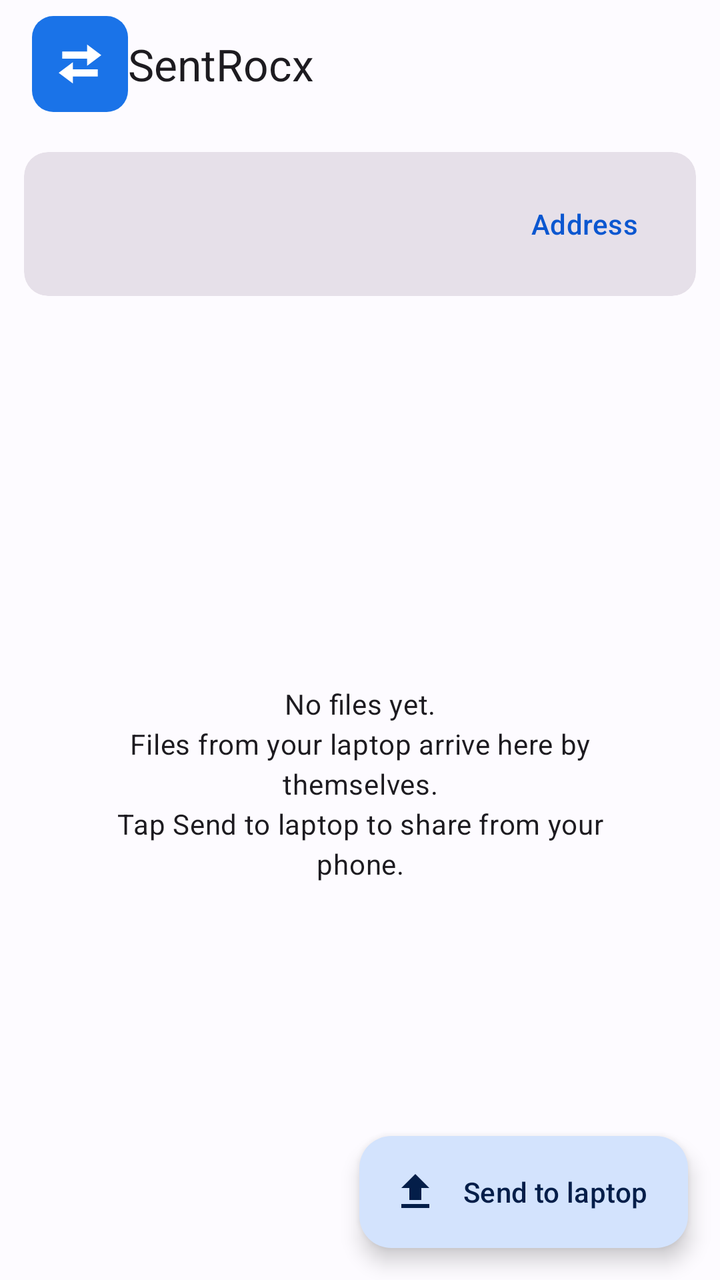
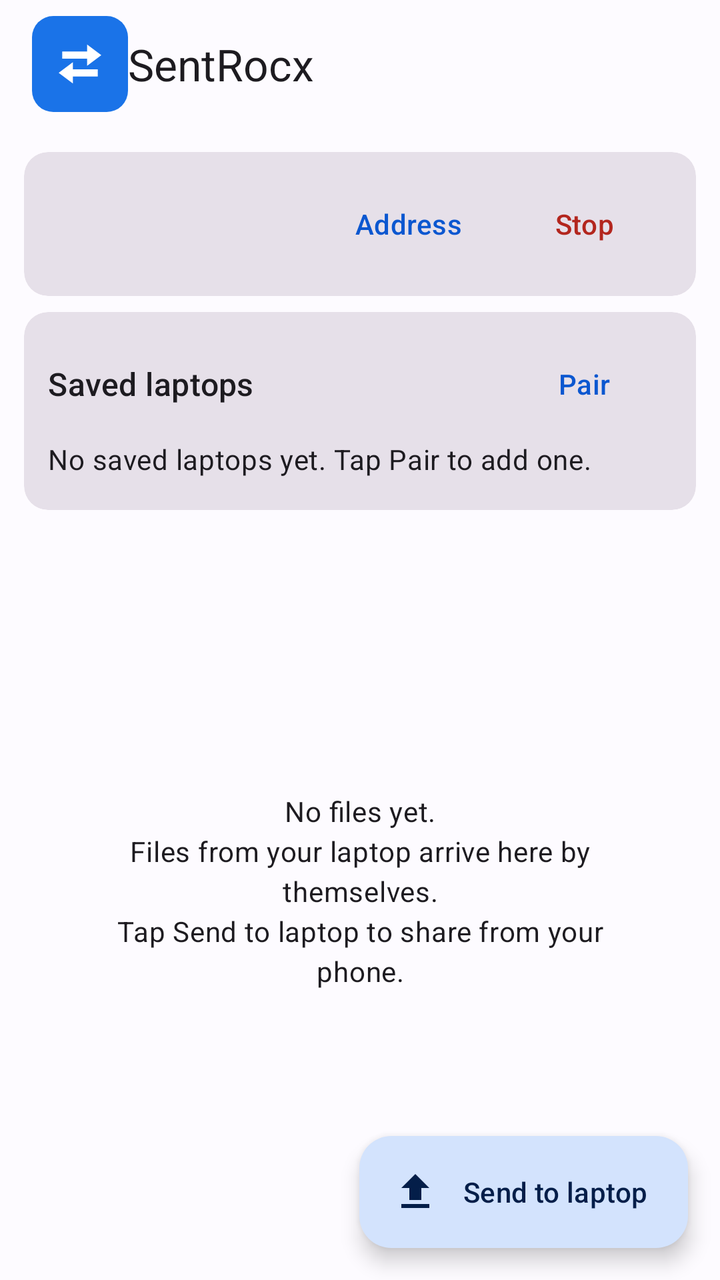

Compare the two renders of this Android layout. The source of the first and the diff that turns it into the second are given below.
<!-- AndroidManifest.xml: application theme Theme.SentRocx -->
<!-- res/layout/activity_main.xml -->
<?xml version="1.0" encoding="utf-8"?>
<androidx.coordinatorlayout.widget.CoordinatorLayout xmlns:android="http://schemas.android.com/apk/res/android"
    xmlns:app="http://schemas.android.com/apk/res-auto"
    android:layout_width="match_parent" android:layout_height="match_parent" android:fitsSystemWindows="true">

    <com.google.android.material.appbar.AppBarLayout android:layout_width="match_parent" android:layout_height="wrap_content">
        <com.google.android.material.appbar.MaterialToolbar
            android:id="@+id/toolbar" android:layout_width="match_parent" android:layout_height="?attr/actionBarSize"
            app:title="@string/app_name" app:logo="@drawable/ic_logo" />
    </com.google.android.material.appbar.AppBarLayout>

    <LinearLayout android:layout_width="match_parent" android:layout_height="match_parent" android:orientation="vertical"
        android:padding="12dp" app:layout_behavior="@string/appbar_scrolling_view_behavior">

        <com.google.android.material.card.MaterialCardView style="@style/Widget.Material3.CardView.Filled"
            android:layout_width="match_parent" android:layout_height="wrap_content" android:layout_marginBottom="8dp">
            <LinearLayout android:layout_width="match_parent" android:layout_height="wrap_content"
                android:gravity="center_vertical" android:orientation="horizontal" android:padding="12dp">
                <TextView android:id="@+id/statusText" android:layout_width="0dp" android:layout_height="wrap_content"
                    android:layout_weight="1" android:textAppearance="?attr/textAppearanceBodyLarge" />
                <Button android:id="@+id/btnAddr" style="@style/Widget.Material3.Button.TextButton"
                    android:layout_width="wrap_content" android:layout_height="wrap_content" android:text="Address" />
            </LinearLayout>
        </com.google.android.material.card.MaterialCardView>

        <FrameLayout android:layout_width="match_parent" android:layout_height="0dp" android:layout_weight="1">
            <androidx.recyclerview.widget.RecyclerView android:id="@+id/list" android:layout_width="match_parent"
                android:layout_height="match_parent" android:clipToPadding="false" android:paddingBottom="96dp" />
            <TextView android:id="@+id/empty" android:layout_width="wrap_content" android:layout_height="wrap_content"
                android:layout_gravity="center" android:gravity="center" android:padding="24dp"
                android:text="No files yet.\nFiles from your laptop arrive here by themselves.\nTap Send to laptop to share from your phone."
                android:textAppearance="?attr/textAppearanceBodyMedium" />
        </FrameLayout>
    </LinearLayout>

    <com.google.android.material.floatingactionbutton.ExtendedFloatingActionButton
        android:id="@+id/fab" android:layout_width="wrap_content" android:layout_height="wrap_content"
        android:layout_gravity="bottom|end" android:layout_margin="16dp" android:text="Send to laptop"
        app:icon="@drawable/ic_upload" />
</androidx.coordinatorlayout.widget.CoordinatorLayout>
<!-- resources referenced by this layout -->
<resources>
  <!-- drawable ic_logo (drawable) -->
  <vector xmlns:android="http://schemas.android.com/apk/res/android" android:width="48dp" android:height="48dp" android:viewportWidth="108" android:viewportHeight="108">
      <path android:fillColor="#1A73E8" android:pathData="M24,0H84A24,24 0 0 1 108,24V84A24,24 0 0 1 84,108H24A24,24 0 0 1 0,84V24A24,24 0 0 1 24,0Z" />
      <path android:fillColor="#FFFFFF" android:pathData="M34,40H62V32L78,44L62,56V48H34Z M74,60H46V52L30,64L46,76V68H74Z" />
  </vector>
  <!-- drawable ic_upload (drawable) -->
  <vector xmlns:android="http://schemas.android.com/apk/res/android" android:width="24dp" android:height="24dp" android:viewportWidth="24" android:viewportHeight="24">
      <path android:fillColor="?attr/colorOnPrimaryContainer" android:pathData="M9,16h6v-6h4l-7,-7 -7,7h4zM5,18h14v2H5z" />
  </vector>
  <string name="app_name">SentRocx</string>
  <style name="Theme.SentRocx" parent="Theme.Material3.DayNight.NoActionBar">
          <item name="colorPrimary">#0B57D0</item>
          <item name="colorOnPrimary">#FFFFFF</item>
          <item name="colorPrimaryContainer">#D3E3FD</item>
          <item name="colorOnPrimaryContainer">#041E49</item>
          <item name="colorSecondaryContainer">#DCE3F2</item>
          <item name="colorSurface">#FDFBFF</item>
          <item name="colorSurfaceVariant">#E1E2EC</item>
          <item name="android:colorBackground">#FDFBFF</item>
      </style>
</resources>

<!-- the commit's change to res/layout/activity_main.xml (unified diff, before → after) -->
@@ -20,6 +20,30 @@
                     android:layout_weight="1" android:textAppearance="?attr/textAppearanceBodyLarge" />
                 <Button android:id="@+id/btnAddr" style="@style/Widget.Material3.Button.TextButton"
                     android:layout_width="wrap_content" android:layout_height="wrap_content" android:text="Address" />
+                <Button android:id="@+id/btnStop" style="@style/Widget.Material3.Button.TextButton"
+                    android:layout_width="wrap_content" android:layout_height="wrap_content"
+                    android:text="Stop" android:textColor="?attr/colorError" />
+            </LinearLayout>
+        </com.google.android.material.card.MaterialCardView>
+
+        <com.google.android.material.card.MaterialCardView style="@style/Widget.Material3.CardView.Filled"
+            android:layout_width="match_parent" android:layout_height="wrap_content" android:layout_marginBottom="8dp">
+            <LinearLayout android:layout_width="match_parent" android:layout_height="wrap_content"
+                android:orientation="vertical" android:padding="12dp">
+                <LinearLayout android:layout_width="match_parent" android:layout_height="wrap_content"
+                    android:gravity="center_vertical" android:orientation="horizontal">
+                    <TextView android:layout_width="0dp" android:layout_height="wrap_content"
+                        android:layout_weight="1" android:text="Saved laptops"
+                        android:textAppearance="?attr/textAppearanceTitleMedium" />
+                    <Button android:id="@+id/btnPairNew" style="@style/Widget.Material3.Button.TextButton"
+                        android:layout_width="wrap_content" android:layout_height="wrap_content" android:text="Pair" />
+                </LinearLayout>
+                <TextView android:id="@+id/savedEmpty" android:layout_width="match_parent" android:layout_height="wrap_content"
+                    android:paddingTop="4dp" android:paddingBottom="4dp"
+                    android:text="No saved laptops yet. Tap Pair to add one."
+                    android:textAppearance="?attr/textAppearanceBodyMedium" />
+                <LinearLayout android:id="@+id/savedList" android:layout_width="match_parent"
+                    android:layout_height="wrap_content" android:orientation="vertical" />
             </LinearLayout>
         </com.google.android.material.card.MaterialCardView>
 
